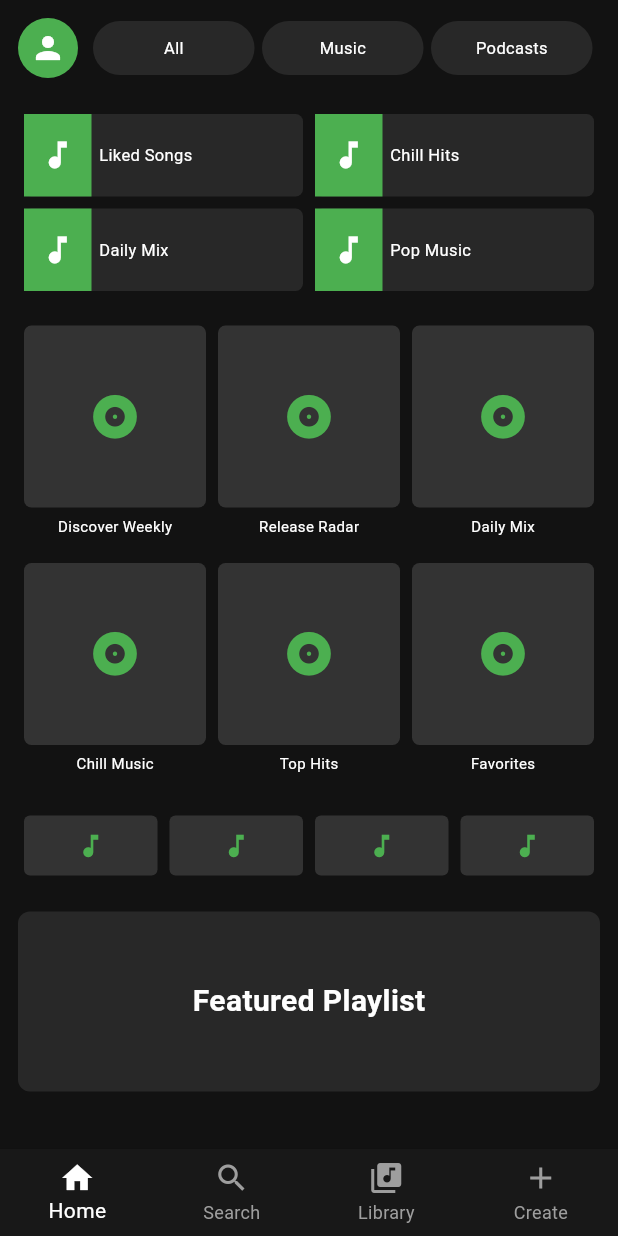
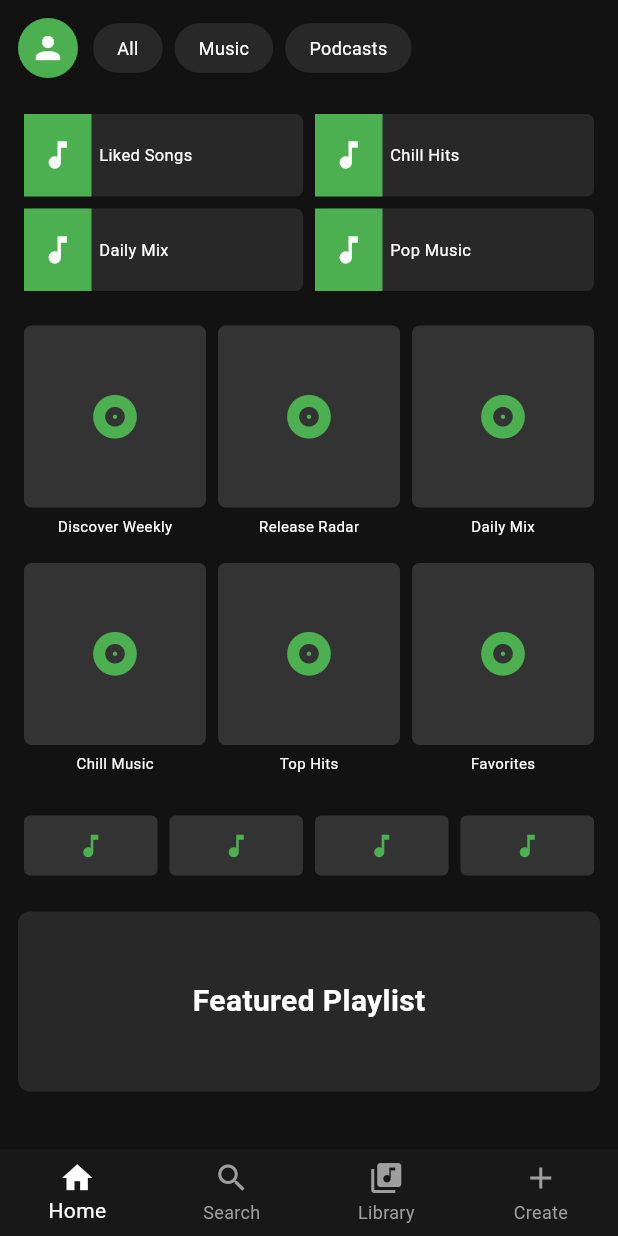
Before and after one commit to nonoyjuswa/Spotify_Proj, a Flutter app: the screen it shows after launch, on a phone screen of 412 x 824 dp. Run offline on Flutter 3.47's test engine with Material 3 defaults, Android fonts, the phone set to English and light mode, and no system bars.

Commit message:
Small Tweaks on Search's Profile and Camera, Category for main

```diff
--- a/lib/main.dart
+++ b/lib/main.dart
@@ -226,7 +226,6 @@ class SpotifyHome extends StatelessWidget {
                 ),
 
                 SizedBox(height: 20),
-
               ],
             ),
           ),
@@ -236,20 +235,16 @@ class SpotifyHome extends StatelessWidget {
 
   // CATEGORY BUTTON
   Widget category(String name) {
-    return Expanded(
-      child: Container(
-        margin: EdgeInsets.only(right: 5),
-        padding: EdgeInsets.symmetric(vertical: 10),
+    return Container(
+      margin: EdgeInsets.only(right: 8),
+      padding: EdgeInsets.symmetric(horizontal: 16, vertical: 8),
       decoration: BoxDecoration(
         color: Color(0xFF282828),
         borderRadius: BorderRadius.circular(20),
       ),
-        child: Center(
       child: Text(
         name,
-            style: TextStyle(color: Colors.white, fontSize: 11),
-          ),
-        ),
+        style: TextStyle(color: Colors.white, fontSize: 12),
       ),
     );
   }
--- a/lib/search.dart
+++ b/lib/search.dart
@@ -21,6 +21,7 @@ class SearchPage extends StatelessWidget {
                         Container(
                           padding: EdgeInsets.only(top: 20, bottom: 16),
                           child: Row(
+                            mainAxisAlignment: MainAxisAlignment.spaceBetween,
                             children: [
                               CircleAvatar(
                                 radius: 20,
```
Lines whose indentation alone changed are shown as unchanged.
